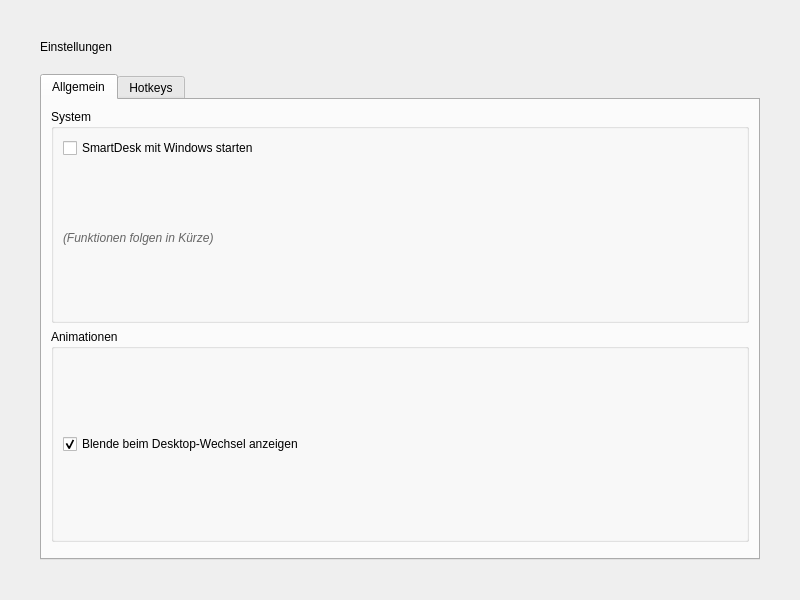
This is src/smartdesk/ui/gui/pages/ui/settings_page.ui in Neongrau23/SmartDesk as Qt 5 draws it before an edit. The edited form follows.
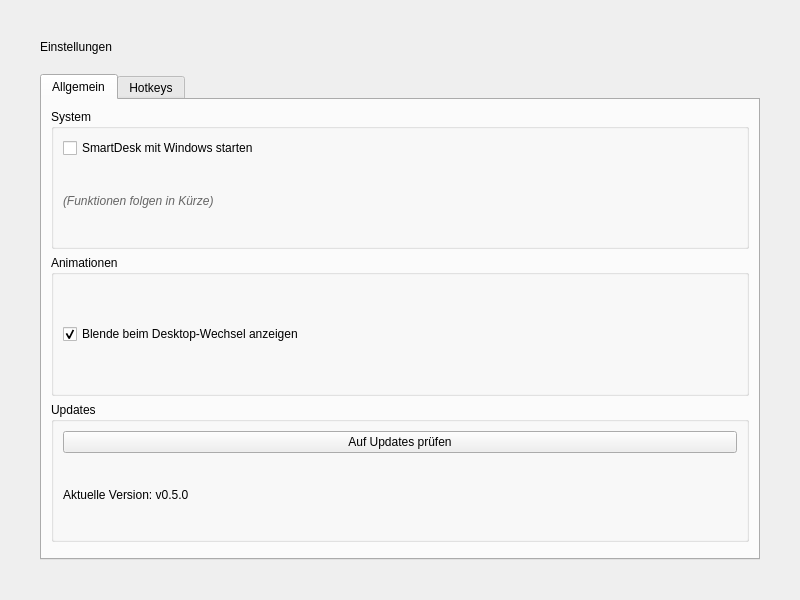
This is the edited form.

Commit message: feat: Integrate UpdateService into settings page

Patch:
```diff
--- a/src/smartdesk/ui/gui/pages/ui/settings_page.ui
+++ b/src/smartdesk/ui/gui/pages/ui/settings_page.ui
@@ -62,6 +62,23 @@
          </layout>
         </widget>
        </item>
+       <item>
+        <widget class="QGroupBox" name="group_updates">
+         <property name="title"><string>Updates</string></property>
+         <layout class="QVBoxLayout" name="layout_updates">
+          <item>
+           <widget class="QPushButton" name="btn_check_for_updates">
+            <property name="text"><string>Auf Updates prüfen</string></property>
+           </widget>
+          </item>
+          <item>
+           <widget class="QLabel" name="lbl_update_status">
+            <property name="text"><string>Aktuelle Version: v0.5.0</string></property>
+           </widget>
+          </item>
+         </layout>
+        </widget>
+       </item>
        <item><spacer><property name="orientation"><enum>Qt::Vertical</enum></property></spacer></item>
       </layout>
      </widget>
```
The commit also changes 1 other file.
